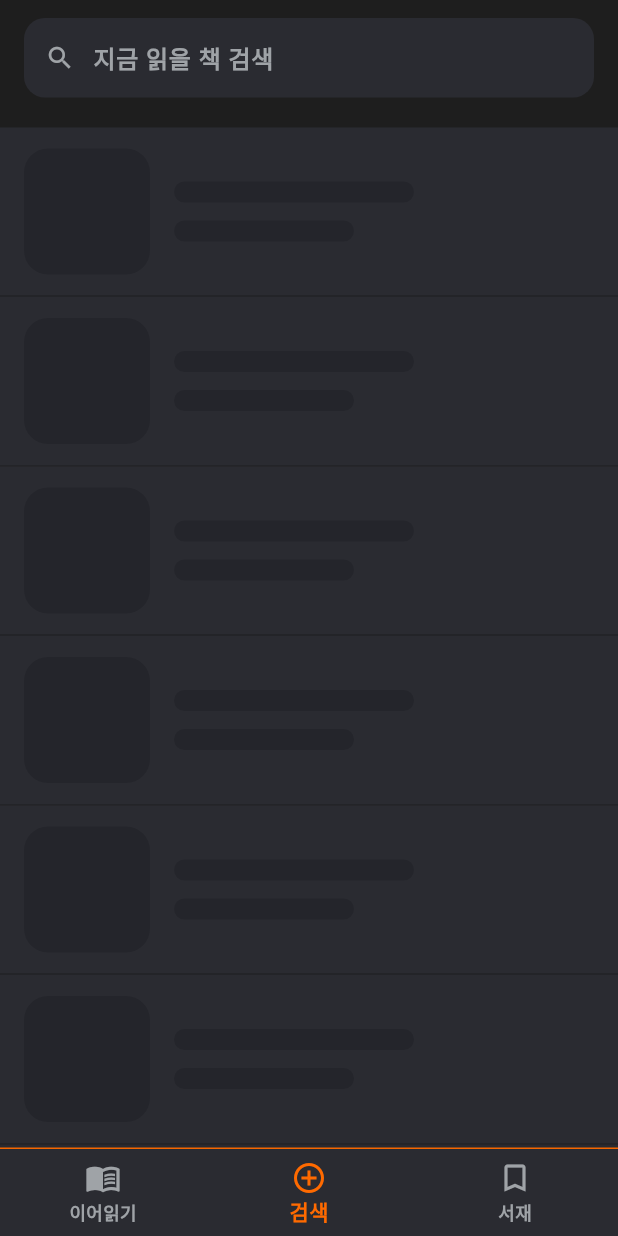
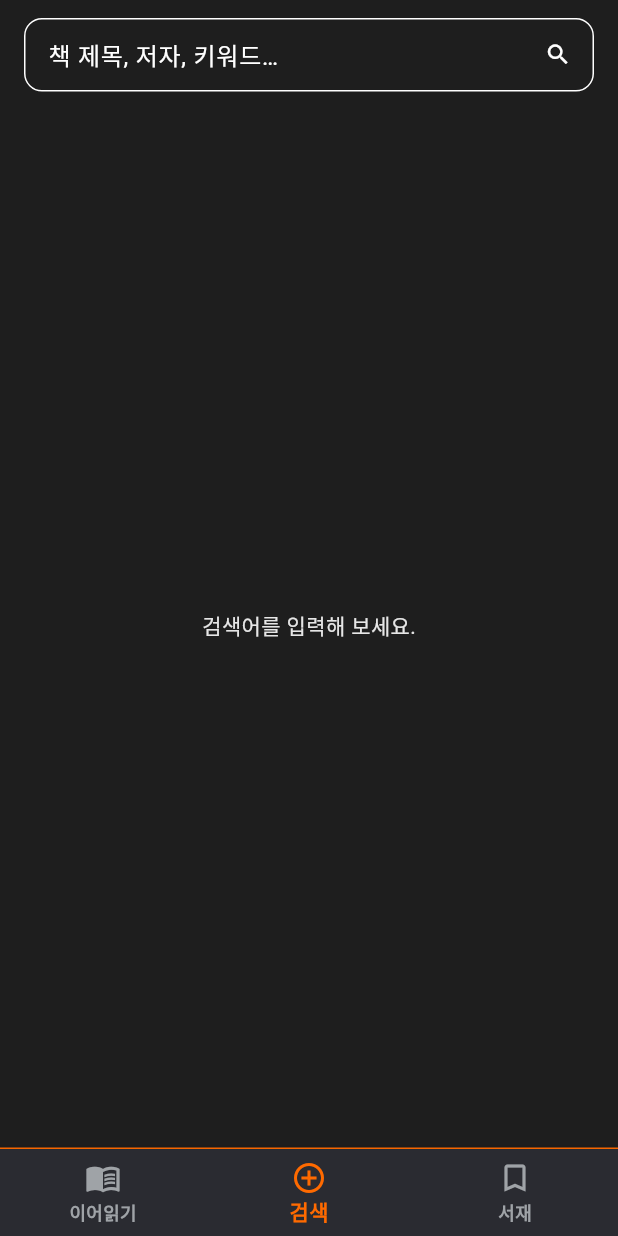
Before and after one commit to sunxchip/bookmark, a Flutter app: the screen it shows after launch, item 2 of the bottom bar chosen, on a phone screen of 412 x 824 dp. Run offline on Flutter 3.47's test engine with Material 3 defaults, Android fonts, the phone set to English and light mode, and no system bars.

Commit message:
feat(search): 알라딘 검색 연동·무한스크롤 및 담기 시트 진입(DI/의존성 포함)

```diff
--- /dev/null
+++ b/lib/features/search/application/search_view_model.dart
@@ -0,0 +1,56 @@
+import 'package:flutter/foundation.dart';
+import '../domain/book.dart';
+import '../domain/search_repository.dart';
+
+enum SearchStatus { idle, loading, success, error }
+
+class SearchViewModel extends ChangeNotifier {
+  final SearchRepository repo;
+  SearchViewModel(this.repo);
+
+  SearchStatus status = SearchStatus.idle;
+  String query = '';
+  List<Book> results = [];
+  String? errorMessage;
+  int _page = 1;
+  final int _pageSize = 20;
+  bool _hasMore = true;
+  bool get hasMore => _hasMore;
+  bool _isLoadingMore = false;
+
+  Future<void> search(String q) async {
+    query = q.trim();
+    if (query.isEmpty) return;
+    status = SearchStatus.loading;
+    notifyListeners();
+    _page = 1;
+    _hasMore = true;
+
+    try {
+      final items = await repo.searchBooks(query: query, page: _page, pageSize: _pageSize);
+      results = items;
+      _hasMore = items.length == _pageSize;
+      status = SearchStatus.success;
+    } catch (e) {
+      status = SearchStatus.error;
+      errorMessage = e.toString();
+    }
+    notifyListeners();
+  }
+
+  Future<void> loadMore() async {
+    if (!_hasMore || _isLoadingMore || status != SearchStatus.success) return;
+    _isLoadingMore = true;
+    _page += 1;
+    try {
+      final items = await repo.searchBooks(query: query, page: _page, pageSize: _pageSize);
+      results = [...results, ...items];
+      _hasMore = items.length == _pageSize;
+    } catch (_) {
+      // 무시하고 더 이상 불러오지 않음
+      _hasMore = false;
+    }
+    _isLoadingMore = false;
+    notifyListeners();
+  }
+}
--- /dev/null
+++ b/lib/features/search/data/book_dto.dart
@@ -0,0 +1,35 @@
+import 'package:bookmark/features/search/domain/book.dart';
+
+class BookDto {
+  final String title;
+  final String author;
+  final String isbn13;
+  final String cover;
+  final String? itemPage; // 알라딘은 문자열로
+
+  BookDto({
+    required this.title,
+    required this.author,
+    required this.isbn13,
+    required this.cover,
+    this.itemPage,
+  });
+
+  factory BookDto.fromJson(Map<String, dynamic> json) {
+    return BookDto(
+      title: json['title'] ?? '',
+      author: json['author'] ?? '',
+      isbn13: json['isbn13'] ?? '',
+      cover: json['cover'] ?? '',
+      itemPage: json['itemPage']?.toString(),
+    );
+  }
+
+  Book toDomain() => Book(
+    title: title,
+    author: author,
+    isbn13: isbn13,
+    coverUrl: cover,
+    pageCount: itemPage == null ? null : int.tryParse(itemPage!),
+  );
+}
--- /dev/null
+++ b/lib/features/search/domain/book.dart
@@ -0,0 +1,14 @@
+class Book {
+  final String title;
+  final String author;
+  final String isbn13;
+  final String coverUrl; // 표지
+  final int? pageCount;  // 쪽수
+  const Book({
+    required this.title,
+    required this.author,
+    required this.isbn13,
+    required this.coverUrl,
+    this.pageCount,
+  });
+}
--- a/lib/main.dart
+++ b/lib/main.dart
@@ -1,19 +1,53 @@
 import 'package:flutter/material.dart';
+import 'package:provider/provider.dart';
+
 import 'nav/app_theme.dart';
 import 'nav/home_shell.dart';
 
-void main() => runApp(const MyApp());
 
-class MyApp extends StatelessWidget {
-  const MyApp({super.key});
+import 'package:bookmark/features/search/data/aladin_api_service.dart';
+import 'package:bookmark/features/search/data/search_repository_impl.dart';
+import 'package:bookmark/features/search/application/search_view_model.dart';
+
+
+import 'package:bookmark/features/library/domain/library_repository.dart';
+import 'package:bookmark/features/library/application/library_view_model.dart';
+import 'package:bookmark/features/library/data/in_memory_library_repository.dart'; // ⬅️ 방금 만든 파일
+
+void main() => runApp(const AppRoot());
+
+class AppRoot extends StatelessWidget {
+  const AppRoot({super.key});
 
   @override
   Widget build(BuildContext context) {
-    return MaterialApp(
-      title: 'BottomNav Starter',
-      debugShowCheckedModeBanner: false,
-      theme: AppTheme.dark, // 보여주신 톤에 맞춘 다크 테마
-      home: const HomeShell(),
+    return MultiProvider(
+      providers: [
+
+        Provider<LibraryRepository>(create: (_) => InMemoryLibraryRepository()),
+        ChangeNotifierProvider<LibraryViewModel>(
+          create: (ctx) => LibraryViewModel(ctx.read<LibraryRepository>()),
+        ),
+
+        // Search
+        Provider<AladinApiService>(
+          create: (_) => AladinApiService(
+            const String.fromEnvironment('ALADIN_TTBKEY'),
+          ),
+        ),
+        Provider<SearchRepositoryImpl>(
+          create: (ctx) => SearchRepositoryImpl(ctx.read<AladinApiService>()),
+        ),
+        ChangeNotifierProvider<SearchViewModel>(
+          create: (ctx) => SearchViewModel(ctx.read<SearchRepositoryImpl>()),
+        ),
+      ],
+      child: MaterialApp(
+        title: 'BottomNav Starter',
+        debugShowCheckedModeBanner: false,
+        theme: AppTheme.dark,
+        home: const HomeShell(),
+      ),
     );
   }
 }
--- a/lib/pages/search/search_page.dart
+++ b/lib/pages/search/search_page.dart
@@ -1,36 +1,78 @@
 import 'package:flutter/material.dart';
-import 'package:bookmark/nav/app_theme.dart';
-import 'package:bookmark/pages/widgets/orange_divider.dart';
-import 'widgets/search_header.dart';
-import 'widgets/search_skeleton_list.dart';
+import 'package:provider/provider.dart';
+import 'widgets/search_results_list.dart';
+import 'package:bookmark/features/search/application/search_view_model.dart';
+import 'package:bookmark/features/search/data/aladin_api_service.dart';
+import 'package:bookmark/features/search/data/search_repository_impl.dart';
 
-class SearchPage extends StatelessWidget {
+class SearchPage extends StatefulWidget {
   const SearchPage({super.key});
 
   @override
+  State<SearchPage> createState() => _SearchPageState();
+}
+
+class _SearchPageState extends State<SearchPage> {
+  final TextEditingController _controller = TextEditingController();
+  DateTime? _lastInput;
+  final Duration _debounce = const Duration(milliseconds: 400);
+
+  @override
   Widget build(BuildContext context) {
-    return SafeArea(
+    return ChangeNotifierProvider<SearchViewModel>(
+      create: (_) {
+        const key = String.fromEnvironment('ALADIN_TTBKEY');
+        final api = AladinApiService(key);
+        final repo = SearchRepositoryImpl(api);
+        return SearchViewModel(repo);
+      },
+      builder: (context, _) {
+        return SafeArea(
+          top: true, bottom: false, left: false, right: false,
+          child: Column(
+            children: [
+              const SizedBox(height: 12),
 
-      top: true,
-      bottom: false,
-      left: false,
-      right: false,
-      child: Column(
-        children: const [
-          SizedBox(height: 12),
+              Padding(
+                padding: const EdgeInsets.symmetric(horizontal: 16),
+                child: TextField(
+                  controller: _controller,
+                  textInputAction: TextInputAction.search,
+                  decoration: InputDecoration(
+                    hintText: '책 제목, 저자, 키워드…',
+                    isDense: true,
+                    suffixIcon: IconButton(
+                      icon: const Icon(Icons.search),
+                      onPressed: () => context.read<SearchViewModel>().search(_controller.text),
+                    ),
+                    border: OutlineInputBorder(borderRadius: BorderRadius.circular(12)),
+                  ),
+                  onChanged: (_) {
+                    _lastInput = DateTime.now();
+                    Future.delayed(_debounce, () {
+                      final now = DateTime.now();
+                      if (_lastInput != null && now.difference(_lastInput!) >= _debounce) {
+                        if (mounted) context.read<SearchViewModel>().search(_controller.text);
+                      }
+                    });
+                  },
+                  onSubmitted: (v) => context.read<SearchViewModel>().search(v),
+                ),
+              ),
 
+              const SizedBox(height: 8),
 
-          Padding(
-            padding: EdgeInsets.symmetric(horizontal: 16),
-            child: SearchHeader(),
+              // 상태별: 스켈레톤/결과 리스트는 SearchResultsList 내부에서 처리
+              const Expanded(
+                child: Padding(
+                  padding: EdgeInsets.symmetric(horizontal: 8),
+                  child: SearchResultsList(),
+                ),
+              ),
+            ],
           ),
-
-
-          SizedBox(height: 8),
-
-          Expanded(child: SearchSkeletonList()),
-        ],
-      ),
+        );
+      },
     );
   }
 }
--- /dev/null
+++ b/lib/pages/search/widgets/search_results_list.dart
@@ -0,0 +1,84 @@
+import 'package:flutter/material.dart';
+import 'package:provider/provider.dart';
+
+import 'package:bookmark/features/search/application/search_view_model.dart';
+import 'package:bookmark/features/search/domain/book.dart';
+import 'add_to_library_sheet.dart';
+import 'package:bookmark/common/widgets/top_toast.dart';
+
+class SearchResultsList extends StatelessWidget {
+  const SearchResultsList({super.key});
+
+  @override
+  Widget build(BuildContext context) {
+    final vm = context.watch<SearchViewModel>();
+
+    if (vm.status == SearchStatus.idle) {
+      return const Center(child: Text('검색어를 입력해 보세요.'));
+    }
+    if (vm.status == SearchStatus.loading) {
+      return const Center(child: CircularProgressIndicator());
+    }
+    if (vm.status == SearchStatus.error) {
+      return Center(
+        child: Padding(
+          padding: const EdgeInsets.all(16),
+          child: Text(vm.errorMessage ?? '오류가 발생했습니다.',
+              style: const TextStyle(color: Colors.red)),
+        ),
+      );
+    }
+    if (vm.results.isEmpty) {
+      return const Center(child: Text('검색 결과가 없습니다.'));
+    }
+
+    return NotificationListener<ScrollNotification>(
+      onNotification: (n) {
+        if (n.metrics.pixels >= n.metrics.maxScrollExtent - 200) {
+          vm.loadMore();
+        }
+        return false;
+      },
+      child: ListView.separated(
+        itemCount: vm.results.length + (vm.hasMore ? 1 : 0),
+        separatorBuilder: (_, __) => const Divider(height: 1),
+        itemBuilder: (_, i) {
+          if (i >= vm.results.length) {
+            return const Padding(
+              padding: EdgeInsets.all(16),
+              child: Center(child: CircularProgressIndicator()),
+            );
+          }
+          final book = vm.results[i];
+          return ListTile(
+            leading: _cover(book.coverUrl),
+            title: Text(book.title, maxLines: 2, overflow: TextOverflow.ellipsis),
+            subtitle: Text('${book.author} · ${book.pageCount ?? 0}p'),
+            onTap: () => _openAddToLibrarySheet(context, book),
+          );
+        },
+      ),
+    );
+  }
+
+  Widget _cover(String url) {
+    if (url.isEmpty) return const Icon(Icons.book_outlined, size: 40);
+    return ClipRRect(
+      borderRadius: BorderRadius.circular(6),
+      child: Image.network(url, width: 48, height: 72, fit: BoxFit.cover),
+    );
+  }
+
+  Future<void> _openAddToLibrarySheet(BuildContext context, Book book) async {
+    final ok = await showModalBottomSheet<bool>(
+      context: context,
+      isScrollControlled: true,
+      backgroundColor: Colors.transparent,
+      builder: (_) => AddToLibrarySheet(book: book),
+    );
+
+    if (ok == true && context.mounted) {
+      await showTopToast(context, message: '성공! 이제 서재에서 확인할 수 있어요 📚');
+    }
+  }
+}
--- a/lib/pages/search/widgets/search_skeleton_list.dart
+++ b/lib/pages/search/widgets/search_skeleton_list.dart
@@ -10,7 +10,7 @@ class SearchSkeletonList extends StatelessWidget {
       padding: const EdgeInsets.symmetric(vertical: 12),
       itemCount: 8,
       separatorBuilder: (_, __) => const Divider(
-        color: Color(0xFF232428), // 미묘한 구분선
+        color: Color(0xFF232428),
         height: 1,
       ),
       itemBuilder: (_, __) => const _SkeletonItem(),
--- a/pubspec.yaml
+++ b/pubspec.yaml
@@ -34,6 +34,8 @@ dependencies:
   # The following adds the Cupertino Icons font to your application.
   # Use with the CupertinoIcons class for iOS style icons.
   cupertino_icons: ^1.0.8
+  http: ^1.5.0
+  provider: ^6.1.5+1
 
 dev_dependencies:
   flutter_test:
```
Also changed, not shown: lib/features/search/data/aladin_api_service.dart (added, +33 -0 lines), lib/features/search/data/search_repository_impl.dart (added, +24 -0 lines), lib/features/search/domain/search_repository.dart (added, +10 -0 lines), lib/pages/search/widgets/add_to_library_sheet.dart (added, +105 -0 lines), pubspec.lock.
